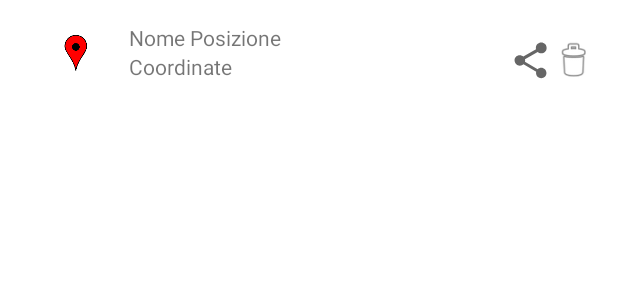
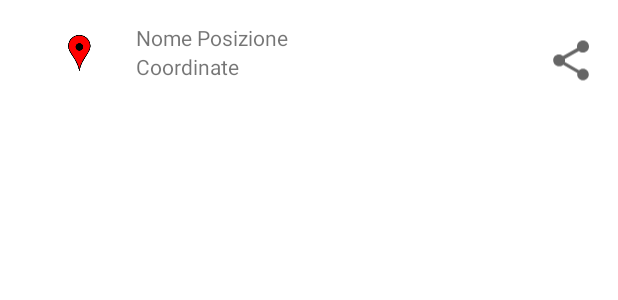
Before and after one commit to mcerio/ParkCarApp, an Android app: the layout position_adapter_layout.xml on its own in the app's theme, with its tools: preview values and no code run, on a phone screen of 412 x 824 dp. Shown: the top 300 px of the screen. Run offline under Robolectric (Android 15) with nearby library versions, the phone set to English and light mode, and no system bars.

Commit message:
10 commit

```diff
--- a/app/src/main/res/layout/activity_main.xml
+++ b/app/src/main/res/layout/activity_main.xml
@@ -26,6 +26,7 @@
         android:layout_width="match_parent"
         android:layout_height="wrap_content"
         android:text="@string/string_button_newPosition"
-        android:textColor="@color/black" />
+        android:textColor="@color/black"
+        />
 
     </LinearLayout>
--- a/app/src/main/res/layout/activity_second.xml
+++ b/app/src/main/res/layout/activity_second.xml
@@ -20,5 +20,6 @@
         android:layout_width="match_parent"
         android:layout_height="wrap_content"
         android:text="@string/string_button_savePosition"
-        android:textColor="@color/black" />
+        android:textColor="@color/black"
+        />
 </LinearLayout>
--- a/app/src/main/res/layout/position_adapter_layout.xml
+++ b/app/src/main/res/layout/position_adapter_layout.xml
@@ -40,10 +40,4 @@
         android:layout_weight="0.5"
         app:srcCompat="?attr/actionModeShareDrawable" />
 
-    <ImageView
-        android:id="@+id/imageViewBin"
-        android:layout_width="50dp"
-        android:layout_height="50dp"
-        android:layout_weight="0.5"
-        app:srcCompat="@android:drawable/ic_menu_delete" />
 </LinearLayout>
--- a/app/src/main/res/values/strings.xml
+++ b/app/src/main/res/values/strings.xml
@@ -6,4 +6,5 @@
     <string name="string_button_savePosition">SAVE POSITION</string>
     <string name="tag_position">You are here</string>
     <string name="no_park">No parking yet</string>
+
 </resources>
```
Also changed, not shown: app/src/main/java/com/example/parkcar/DatabaseHelper.kt (+0 -10 lines), app/src/main/java/com/example/parkcar/ListPositionAdapter.kt (+2 -55 lines).
